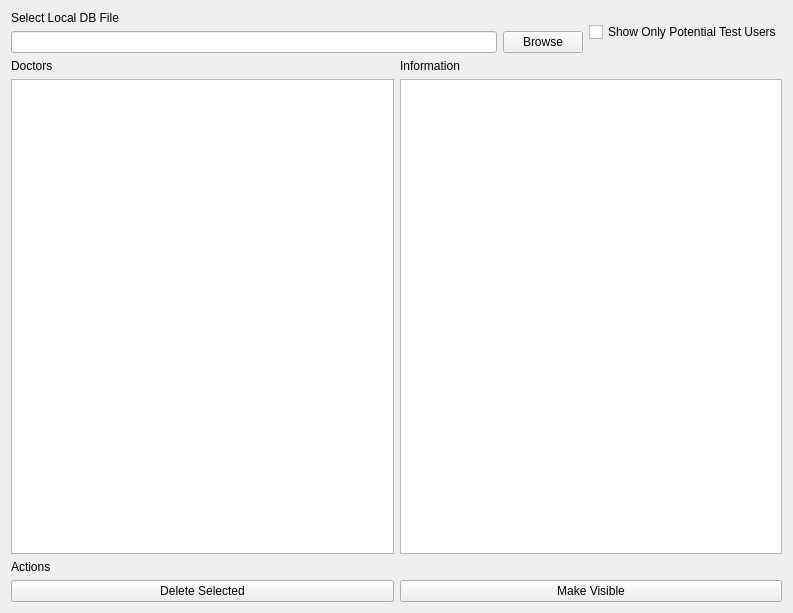
Above: LocalDBMng/src/dbview.ui from ViewMind/VMAPP before the change. Below: the same form after it.
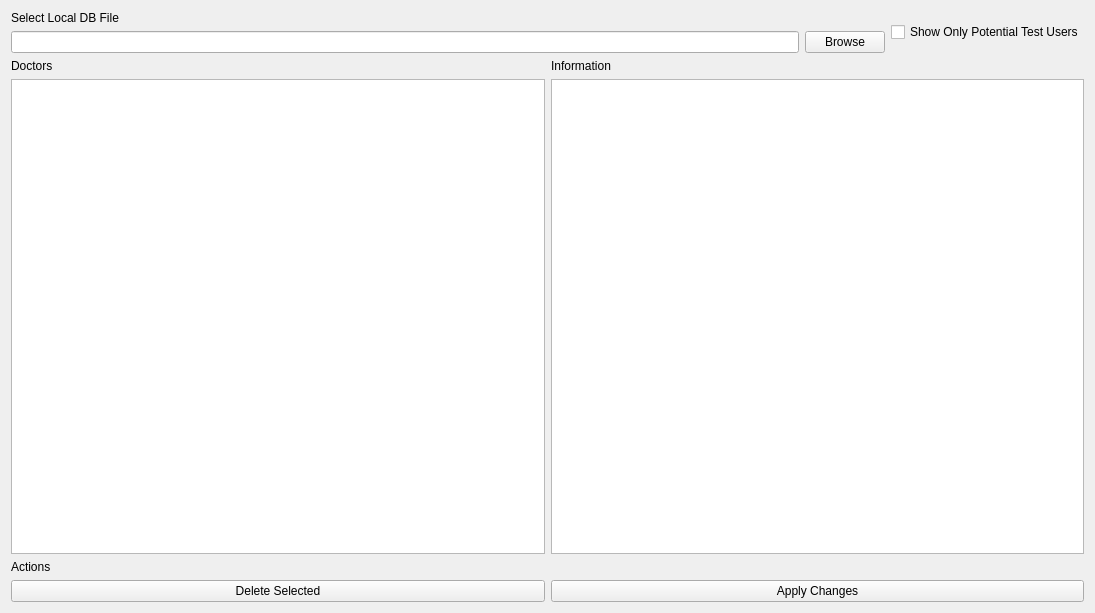
That is the form after the change.

Diff of the .ui file:
```diff
--- a/LocalDBMng/src/dbview.ui
+++ b/LocalDBMng/src/dbview.ui
@@ -6,7 +6,7 @@
    <rect>
     <x>0</x>
     <y>0</y>
-    <width>793</width>
+    <width>1095</width>
     <height>613</height>
    </rect>
   </property>
@@ -77,7 +77,20 @@
          </widget>
         </item>
         <item>
-         <widget class="QPlainTextEdit" name="pteDrInfo"/>
+         <widget class="QTableWidget" name="twTable">
+          <attribute name="horizontalHeaderCascadingSectionResizes">
+           <bool>false</bool>
+          </attribute>
+          <attribute name="horizontalHeaderStretchLastSection">
+           <bool>true</bool>
+          </attribute>
+          <attribute name="verticalHeaderDefaultSectionSize">
+           <number>45</number>
+          </attribute>
+          <attribute name="verticalHeaderStretchLastSection">
+           <bool>false</bool>
+          </attribute>
+         </widget>
         </item>
        </layout>
       </item>
@@ -104,7 +117,7 @@
         <item>
          <widget class="QPushButton" name="pbMakeVisible">
           <property name="text">
-           <string>Make Visible</string>
+           <string>Apply Changes</string>
           </property>
          </widget>
         </item>
```
Left out of the diff: 2 changed lines with no effect on the pictures.
